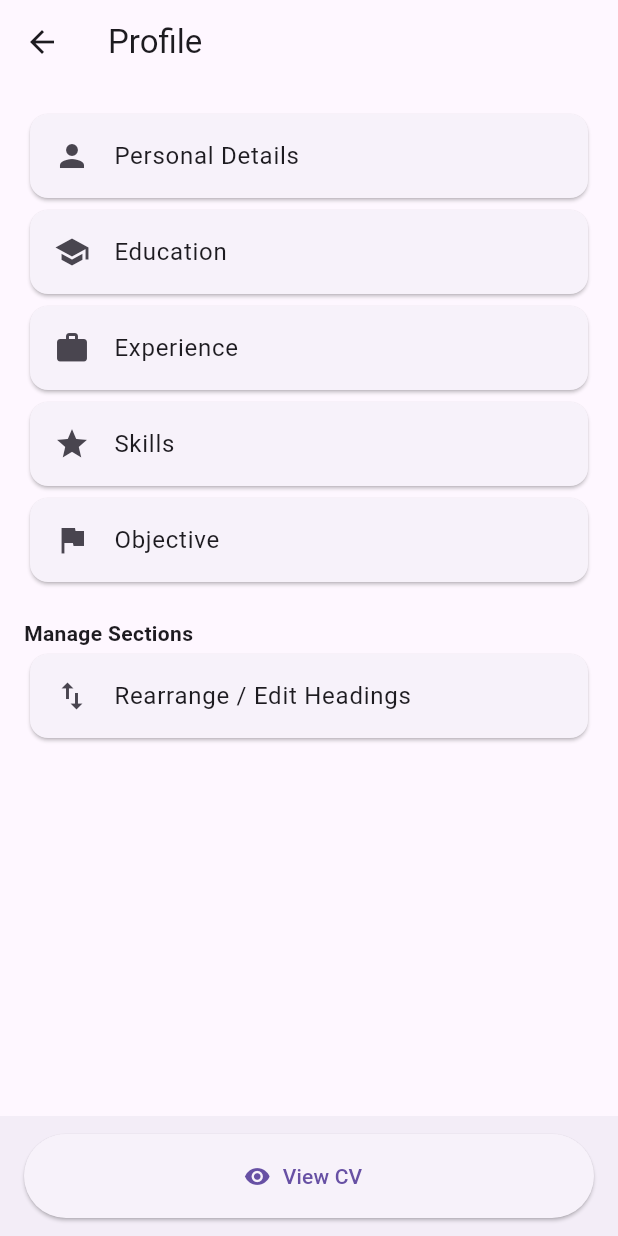
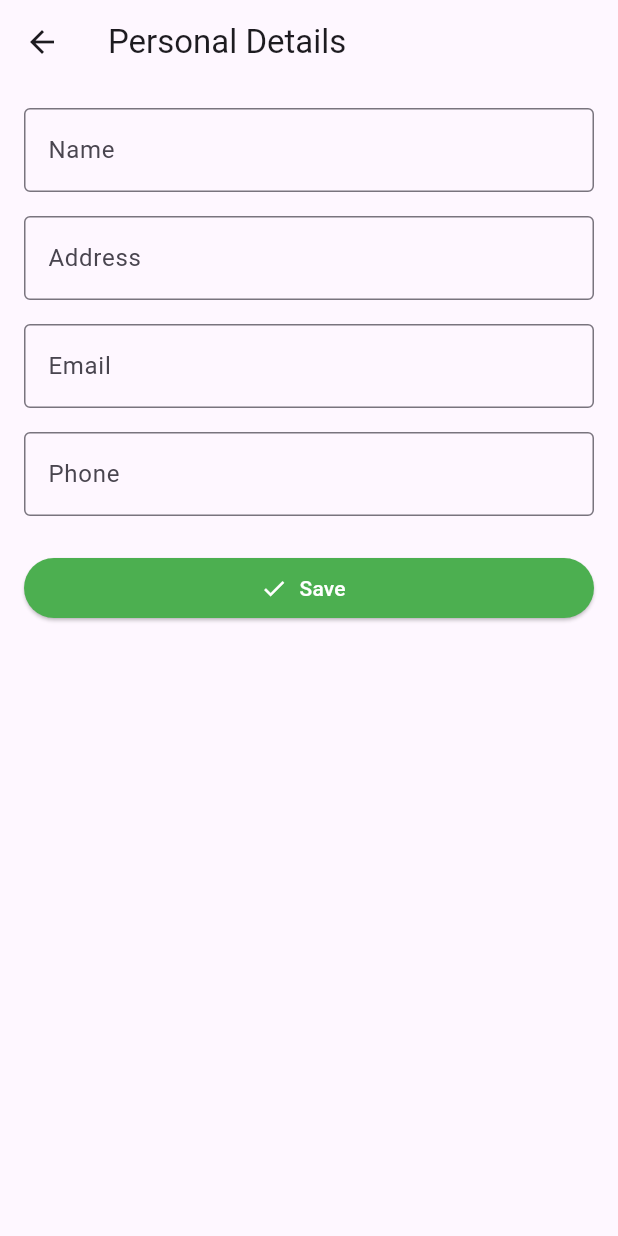
Before and after one commit to tisharabadiya/resume_builder, a Flutter app: the CreateResume screen opened directly, after a tap on "Personal Details", on a phone screen of 412 x 824 dp. Run offline on Flutter 3.47's test engine with Material 3 defaults, Android fonts, the phone set to English and light mode, and no system bars; our stand-ins replace shared_preferences; accounts and stored records are empty.

Commit message:
create personal details and education screen.

```diff
--- /dev/null
+++ b/lib/models/education.dart
@@ -0,0 +1,31 @@
+class Education {
+  final String degree;
+  final String schoolOrUniversity;
+  final String grade;
+  final String year;
+
+  Education({
+    required this.degree,
+    required this.schoolOrUniversity,
+    required this.grade,
+    required this.year,
+  });
+
+  Map<String, dynamic> toMap() {
+    return {
+      'degree': degree,
+      'schoolOrUniversity': schoolOrUniversity,
+      'grade': grade,
+      'year': year,
+    };
+  }
+
+  factory Education.fromMap(Map<String, dynamic> map) {
+    return Education(
+      degree: map['degree'] ?? '',
+      schoolOrUniversity: map['schoolOrUniversity'] ?? '',
+      grade: map['grade'] ?? '',
+      year: map['year'] ?? '',
+    );
+  }
+}
--- /dev/null
+++ b/lib/models/personal_detail.dart
@@ -0,0 +1,26 @@
+class PersonalDetails {
+  final String name;
+  final String address;
+  final String email;
+  final String phone;
+
+  PersonalDetails({
+    required this.name,
+    required this.address,
+    required this.email,
+    required this.phone,
+  });
+
+  Map<String, dynamic> toMap() {
+    return {'name': name, 'address': address, 'email': email, 'phone': phone};
+  }
+
+  factory PersonalDetails.fromMap(Map<String, dynamic> map) {
+    return PersonalDetails(
+      name: map['name'] ?? '',
+      address: map['address'] ?? '',
+      email: map['email'] ?? '',
+      phone: map['phone'] ?? '',
+    );
+  }
+}
--- a/lib/provider/resume_provider.dart
+++ b/lib/provider/resume_provider.dart
@@ -0,0 +1,93 @@
+import 'dart:convert';
+
+import 'package:flutter/material.dart';
+import 'package:provider/provider.dart';
+import 'package:resume_builder/models/education.dart';
+import 'package:resume_builder/models/personal_detail.dart';
+import 'package:shared_preferences/shared_preferences.dart';
+
+class ResumeProvider with ChangeNotifier {
+  bool _isEditing = false;
+  bool get isEditing => _isEditing;
+
+  PersonalDetails? _personalDetails;
+  List<Education> _educations = [];
+  bool _hasDetails = false;
+
+  PersonalDetails? get personalDetails => _personalDetails;
+  List<Education> get educations => _educations;
+  bool get hasDetails => _hasDetails;
+
+  ResumeProvider() {
+    _loadPersonalDetails();
+    _loadEducations();
+  }
+
+  Future<void> _loadPersonalDetails() async {
+    final prefs = await SharedPreferences.getInstance();
+    final name = prefs.getString('name');
+    final address = prefs.getString('address');
+    final email = prefs.getString('email');
+    final phone = prefs.getString('phone');
+
+    if (name != null && email != null && phone != null) {
+      _personalDetails = PersonalDetails(
+        name: name,
+        address: address ?? '',
+        email: email,
+        phone: phone,
+      );
+      _hasDetails = true;
+    } else {
+      _hasDetails = false;
+    }
+    notifyListeners();
+  }
+
+  Future<void> savePersonalDetails(PersonalDetails details) async {
+    final prefs = await SharedPreferences.getInstance();
+    await prefs.setString('name', details.name);
+    await prefs.setString('address', details.address);
+    await prefs.setString('email', details.email);
+    await prefs.setString('phone', details.phone);
+
+    _personalDetails = details;
+    _hasDetails = true;
+    notifyListeners();
+  }
+
+  Future<void> _loadEducations() async {
+    final prefs = await SharedPreferences.getInstance();
+    final educationStrings = prefs.getStringList('educations') ?? [];
+    _educations =
+        educationStrings
+            .map(
+              (educationString) => Education.fromMap(
+                Map<String, dynamic>.from(json.decode(educationString)),
+              ),
+            )
+            .toList();
+    notifyListeners();
+  }
+
+  Future<void> saveEducations(List<Education> educations) async {
+    final prefs = await SharedPreferences.getInstance();
+    final educationStrings =
+        educations.map((education) => json.encode(education.toMap())).toList();
+    await prefs.setStringList('educations', educationStrings);
+
+    _educations = educations;
+    _hasDetails = true;
+    notifyListeners();
+  }
+
+  Future<void> addEducation(Education education) async {
+    final educations = List<Education>.from(_educations)..add(education);
+    await saveEducations(educations);
+  }
+
+  Future<void> updateEducation(int index, Education education) async {
+    _educations[index] = education;
+    await saveEducations(_educations);
+  }
+}
--- a/lib/screens/create_resume.dart
+++ b/lib/screens/create_resume.dart
@@ -1,4 +1,5 @@
 import 'package:flutter/material.dart';
+import 'package:resume_builder/screens/personal_details.dart';
 
 class CreateResume extends StatelessWidget {
   const CreateResume({super.key});
@@ -18,7 +19,14 @@ class CreateResume extends StatelessWidget {
                 child: ListTile(
                   leading: const Icon(Icons.person),
                   title: const Text('Personal Details'),
-                  onTap: () {},
+                  onTap: () {
+                    Navigator.push(
+                      context,
+                      MaterialPageRoute(
+                        builder: (context) => PersonalDetailsScreen(),
+                      ),
+                    );
+                  },
                 ),
               ),
               // Education Section
--- /dev/null
+++ b/lib/screens/personal_details.dart
@@ -0,0 +1,162 @@
+import 'package:flutter/material.dart';
+import 'package:provider/provider.dart';
+import 'package:resume_builder/models/personal_detail.dart';
+import 'package:resume_builder/provider/resume_provider.dart';
+
+class PersonalDetailsScreen extends StatefulWidget {
+  const PersonalDetailsScreen({super.key});
+
+  @override
+  State<PersonalDetailsScreen> createState() => _PersonalDetailsScreenState();
+}
+
+class _PersonalDetailsScreenState extends State<PersonalDetailsScreen> {
+  final _formKey = GlobalKey<FormState>();
+  final TextEditingController _nameController = TextEditingController();
+  final TextEditingController _addressController = TextEditingController();
+  final TextEditingController _emailController = TextEditingController();
+  final TextEditingController _phoneController = TextEditingController();
+
+  @override
+  void initState() {
+    super.initState();
+    // Load existing personal details if available
+    WidgetsBinding.instance.addPostFrameCallback((_) {
+      final resumeProvider = Provider.of<ResumeProvider>(
+        context,
+        listen: false,
+      );
+      if (resumeProvider.isEditing && resumeProvider.personalDetails != null) {
+        // Load existing data if editing
+        _nameController.text = resumeProvider.personalDetails!.name;
+        _addressController.text = resumeProvider.personalDetails!.address;
+        _emailController.text = resumeProvider.personalDetails!.email;
+        _phoneController.text = resumeProvider.personalDetails!.phone;
+      } else {
+        // Clear fields if creating a new resume
+        _nameController.clear();
+        _addressController.clear();
+        _emailController.clear();
+        _phoneController.clear();
+      }
+    });
+  }
+
+  @override
+  void dispose() {
+    _nameController.dispose();
+    _addressController.dispose();
+    _emailController.dispose();
+    _phoneController.dispose();
+    super.dispose();
+  }
+
+  @override
+  Widget build(BuildContext context) {
+    return Scaffold(
+      appBar: AppBar(title: const Text('Personal Details')),
+      body: Padding(
+        padding: const EdgeInsets.all(16.0),
+        child: Form(
+          key: _formKey,
+          child: Column(
+            crossAxisAlignment: CrossAxisAlignment.stretch,
+            children: [
+              // Name Field
+              TextFormField(
+                controller: _nameController,
+                decoration: const InputDecoration(
+                  labelText: 'Name',
+                  hintText: 'Your Name',
+                  border: OutlineInputBorder(),
+                ),
+                validator: (value) {
+                  if (value == null || value.isEmpty) {
+                    return 'Please enter your name';
+                  }
+                  return null;
+                },
+              ),
+              const SizedBox(height: 16),
+
+              // Address Field
+              TextFormField(
+                controller: _addressController,
+                decoration: const InputDecoration(
+                  labelText: 'Address',
+                  border: OutlineInputBorder(),
+                ),
+              ),
+              const SizedBox(height: 16),
+
+              // Email Field
+              TextFormField(
+                controller: _emailController,
+                decoration: const InputDecoration(
+                  labelText: 'Email',
+                  border: OutlineInputBorder(),
+                ),
+                keyboardType: TextInputType.emailAddress,
+                validator: (value) {
+                  if (value == null || value.isEmpty) {
+                    return 'Please enter your email';
+                  }
+                  return null;
+                },
+              ),
+              const SizedBox(height: 16),
+
+              // Phone Field
+              TextFormField(
+                controller: _phoneController,
+                decoration: const InputDecoration(
+                  labelText: 'Phone',
+                  border: OutlineInputBorder(),
+                ),
+                keyboardType: TextInputType.phone,
+                validator: (value) {
+                  if (value == null || value.isEmpty) {
+                    return 'Please enter your phone number';
+                  }
+                  return null;
+                },
+              ),
+              const SizedBox(height: 24),
+
+              // Save Button
+              ElevatedButton.icon(
+                onPressed: () async {
+                  if (_formKey.currentState!.validate()) {
+                    final resumeProvider = Provider.of<ResumeProvider>(
+                      context,
+                      listen: false,
+                    );
+                    final personalDetails = PersonalDetails(
+                      name: _nameController.text,
+                      address: _addressController.text,
+                      email: _emailController.text,
+                      phone: _phoneController.text,
+                    );
+                    await resumeProvider.savePersonalDetails(personalDetails);
+                    Navigator.pop(context);
+                    ScaffoldMessenger.of(context).showSnackBar(
+                      const SnackBar(
+                        content: Text('Details saved successfully!'),
+                      ),
+                    );
+                  }
+                },
+                icon: const Icon(Icons.check),
+                label: const Text('Save'),
+                style: ElevatedButton.styleFrom(
+                  backgroundColor: Colors.green,
+                  foregroundColor: Colors.white,
+                ),
+              ),
+            ],
+          ),
+        ),
+      ),
+    );
+  }
+}
```
Also changed, not shown: lib/main.dart (+9 -1 lines), lib/screens/education_screen.dart (added, +162 -0 lines), lib/models/experience.dart (added), lib/models/objective.dart (added), lib/models/resume.dart (added), lib/models/skills.dart (added), lib/screens/experience_screen.dart (added), lib/screens/skills.dart (added).
